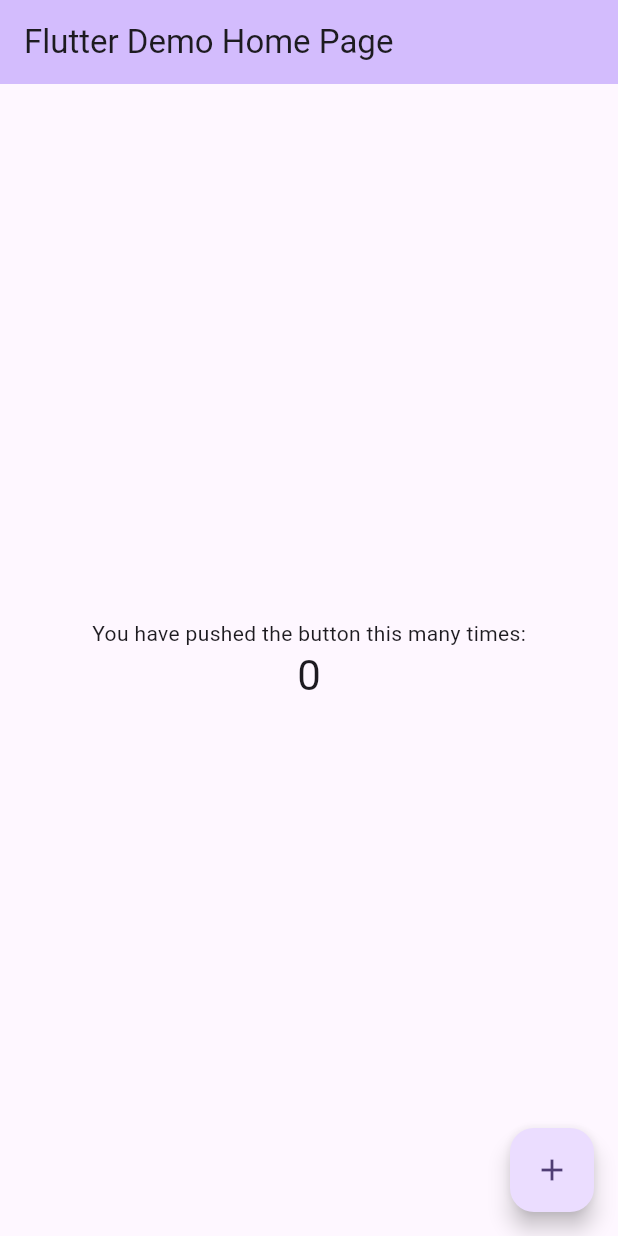
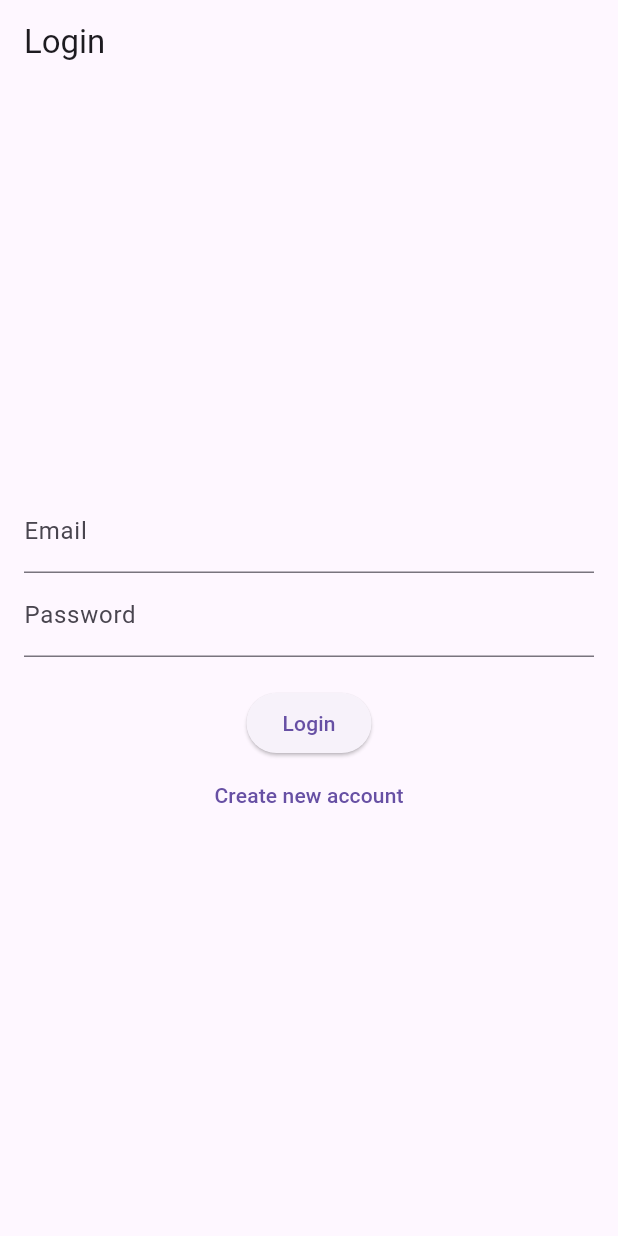
Before and after one commit to SleepertySleep/pet_flutter, a Flutter app: the screen it shows after launch, on a phone screen of 412 x 824 dp. Run offline on Flutter 3.47's test engine with Material 3 defaults, Android fonts, the phone set to English and light mode, and no system bars; our stand-ins replace firebase_auth, firebase_core; accounts and stored records are empty.

Commit message:
feat: auth screen added

```diff
--- /dev/null
+++ b/application/lib/application.dart
@@ -0,0 +1,14 @@
+import 'package:flutter/material.dart';
+import 'package:application/screens/auth.dart';
+
+class Application extends StatelessWidget {
+@override
+  Widget build(BuildContext context) {
+    return MaterialApp(
+      routes: {
+        '/application/screens/auth':(context) => AuthScreen(),
+      },
+      initialRoute: '/application/screens/auth',
+    );
+  }
+}
--- a/application/lib/main.dart
+++ b/application/lib/main.dart
@@ -1,6 +1,7 @@
 import 'package:firebase_core/firebase_core.dart';
 import 'package:flutter/material.dart';
 
+import 'application.dart';
 import 'firebase_options.dart';
 
 void main() async {
@@ -8,125 +9,5 @@ void main() async {
   await Firebase.initializeApp(
     options: DefaultFirebaseOptions.currentPlatform,
   );
-  runApp(const MyApp());
+  runApp(Application());
 }
-
-class MyApp extends StatelessWidget {
-  const MyApp({super.key});
-
-  // This widget is the root of your application.
-  @override
-  Widget build(BuildContext context) {
-    return MaterialApp(
-      title: 'Flutter Demo',
-      theme: ThemeData(
-        // This is the theme of your application.
-        //
-        // TRY THIS: Try running your application with "flutter run". You'll see
-        // the application has a purple toolbar. Then, without quitting the app,
-        // try changing the seedColor in the colorScheme below to Colors.green
-        // and then invoke "hot reload" (save your changes or press the "hot
-        // reload" button in a Flutter-supported IDE, or press "r" if you used
-        // the command line to start the app).
-        //
-        // Notice that the counter didn't reset back to zero; the application
-        // state is not lost during the reload. To reset the state, use hot
-        // restart instead.
-        //
-        // This works for code too, not just values: Most code changes can be
-        // tested with just a hot reload.
-        colorScheme: ColorScheme.fromSeed(seedColor: Colors.deepPurple),
-        useMaterial3: true,
-      ),
-      home: const MyHomePage(title: 'Flutter Demo Home Page'),
-    );
-  }
-}
-
-class MyHomePage extends StatefulWidget {
-  const MyHomePage({super.key, required this.title});
-
-  // This widget is the home page of your application. It is stateful, meaning
-  // that it has a State object (defined below) that contains fields that affect
-  // how it looks.
-
-  // This class is the configuration for the state. It holds the values (in this
-  // case the title) provided by the parent (in this case the App widget) and
-  // used by the build method of the State. Fields in a Widget subclass are
-  // always marked "final".
-
-  final String title;
-
-  @override
-  State<MyHomePage> createState() => _MyHomePageState();
-}
-
-class _MyHomePageState extends State<MyHomePage> {
-  int _counter = 0;
-
-  void _incrementCounter() {
-    setState(() {
-      // This call to setState tells the Flutter framework that something has
-      // changed in this State, which causes it to rerun the build method below
-      // so that the display can reflect the updated values. If we changed
-      // _counter without calling setState(), then the build method would not be
-      // called again, and so nothing would appear to happen.
-      _counter++;
-    });
-  }
-
-  @override
-  Widget build(BuildContext context) {
-    // This method is rerun every time setState is called, for instance as done
-    // by the _incrementCounter method above.
-    //
-    // The Flutter framework has been optimized to make rerunning build methods
-    // fast, so that you can just rebuild anything that needs updating rather
-    // than having to individually change instances of widgets.
-    return Scaffold(
-      appBar: AppBar(
-        // TRY THIS: Try changing the color here to a specific color (to
-        // Colors.amber, perhaps?) and trigger a hot reload to see the AppBar
-        // change color while the other colors stay the same.
-        backgroundColor: Theme.of(context).colorScheme.inversePrimary,
-        // Here we take the value from the MyHomePage object that was created by
-        // the App.build method, and use it to set our appbar title.
-        title: Text(widget.title),
-      ),
-      body: Center(
-        // Center is a layout widget. It takes a single child and positions it
-        // in the middle of the parent.
-        child: Column(
-          // Column is also a layout widget. It takes a list of children and
-          // arranges them vertically. By default, it sizes itself to fit its
-          // children horizontally, and tries to be as tall as its parent.
-          //
-          // Column has various properties to control how it sizes itself and
-          // how it positions its children. Here we use mainAxisAlignment to
-          // center the children vertically; the main axis here is the vertical
-          // axis because Columns are vertical (the cross axis would be
-          // horizontal).
-          //
-          // TRY THIS: Invoke "debug painting" (choose the "Toggle Debug Paint"
-          // action in the IDE, or press "p" in the console), to see the
-          // wireframe for each widget.
-          mainAxisAlignment: MainAxisAlignment.center,
-          children: <Widget>[
-            const Text(
-              'You have pushed the button this many times:',
-            ),
-            Text(
-              '$_counter',
-              style: Theme.of(context).textTheme.headlineMedium,
-            ),
-          ],
-        ),
-      ),
-      floatingActionButton: FloatingActionButton(
-        onPressed: _incrementCounter,
-        tooltip: 'Increment',
-        child: const Icon(Icons.add),
-      ), // This trailing comma makes auto-formatting nicer for build methods.
-    );
-  }
-}
--- /dev/null
+++ b/application/lib/screens/auth.dart
@@ -0,0 +1,71 @@
+import 'package:firebase_auth/firebase_auth.dart';
+import 'package:flutter/material.dart';
+
+class AuthScreen extends StatefulWidget {
+  @override
+  _AuthScreenState createState() => _AuthScreenState();
+}
+
+class _AuthScreenState extends State<AuthScreen> {
+  final _auth = FirebaseAuth.instance;
+  final _emailController = TextEditingController();
+  final _passwordController = TextEditingController();
+  bool _isLogin = true;
+
+  void _toggleMode() {
+    setState(() {
+      _isLogin = !_isLogin;
+    });
+  }
+
+  void _submit() async {
+    final email = _emailController.text.trim();
+    final password = _passwordController.text.trim();
+
+    try {
+      if (_isLogin) {
+        await _auth.signInWithEmailAndPassword(email: email, password: password);
+      } else {
+        await _auth.createUserWithEmailAndPassword(email: email, password: password);
+      }
+    } catch (error) {
+      print(error);
+    }
+  }
+
+  @override
+  Widget build(BuildContext context) {
+    return Scaffold(
+      appBar: AppBar(
+        title: Text(_isLogin ? 'Login' : 'Register'),
+      ),
+      body: Padding(
+        padding: EdgeInsets.all(16.0),
+        child: Column(
+          mainAxisAlignment: MainAxisAlignment.center,
+          children: [
+            TextField(
+              controller: _emailController,
+              decoration: InputDecoration(labelText: 'Email'),
+              keyboardType: TextInputType.emailAddress,
+            ),
+            TextField(
+              controller: _passwordController,
+              decoration: InputDecoration(labelText: 'Password'),
+              obscureText: true,
+            ),
+            SizedBox(height: 20),
+            ElevatedButton(
+              onPressed: _submit,
+              child: Text(_isLogin ? 'Login' : 'Register'),
+            ),
+            TextButton(
+              onPressed: _toggleMode,
+              child: Text(_isLogin ? 'Create new account' : 'I already have an account'),
+            ),
+          ],
+        ),
+      ),
+    );
+  }
+}
--- a/application/pubspec.yaml
+++ b/application/pubspec.yaml
@@ -35,7 +35,9 @@ dependencies:
   # The following adds the Cupertino Icons font to your application.
   # Use with the CupertinoIcons class for iOS style icons.
   cupertino_icons: ^1.0.6
-  firebase_core:
+  flutter_bloc: ^8.0.0
+  firebase_core: ^2.0.0
+  firebase_auth: ^4.0.0
 
 dev_dependencies:
   flutter_test:
```
Also changed, not shown: application/pubspec.lock, 4 other files.
